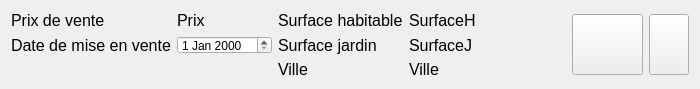
This is src/Qt/AgenceImmobiliere/widgetbien.ui in Ovan33/Immobilier as Qt 5 draws it before an edit. The edited form follows.
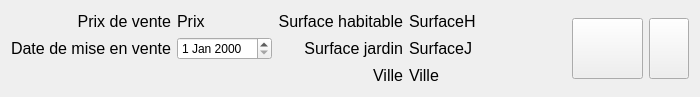
This is the edited form. Icons and pictures are not drawn.

```diff
--- a/src/Qt/AgenceImmobiliere/widgetbien.ui
+++ b/src/Qt/AgenceImmobiliere/widgetbien.ui
@@ -7,26 +7,26 @@
     <x>0</x>
     <y>0</y>
     <width>700</width>
-    <height>89</height>
+    <height>97</height>
    </rect>
   </property>
+  <property name="sizePolicy">
+   <sizepolicy hsizetype="Minimum" vsizetype="Expanding">
+    <horstretch>0</horstretch>
+    <verstretch>0</verstretch>
+   </sizepolicy>
+  </property>
   <property name="minimumSize">
    <size>
-    <width>700</width>
-    <height>89</height>
-   </size>
-  </property>
-  <property name="maximumSize">
-   <size>
-    <width>700</width>
-    <height>89</height>
+    <width>600</width>
+    <height>0</height>
    </size>
   </property>
   <property name="windowTitle">
    <string>Form</string>
   </property>
-  <layout class="QHBoxLayout" name="horizontalLayout_2">
-   <item>
+  <layout class="QGridLayout" name="gridLayout_2">
+   <item row="0" column="0">
     <layout class="QGridLayout" name="gridLayout">
      <item row="0" column="0">
       <widget class="QLabel" name="label_PrixdeVenteEtiquette">
@@ -39,9 +39,12 @@
        <property name="text">
         <string>Prix de vente</string>
        </property>
+       <property name="alignment">
+        <set>Qt::AlignRight|Qt::AlignTrailing|Qt::AlignVCenter</set>
+       </property>
       </widget>
      </item>
-     <item row="0" column="2">
+     <item row="0" column="1">
       <widget class="QLabel" name="label_PrixdeVente">
        <property name="font">
         <font>
@@ -54,7 +57,7 @@
        </property>
       </widget>
      </item>
-     <item row="0" column="3">
+     <item row="0" column="2">
       <widget class="QLabel" name="label_SurfaceHabitableEtiquette">
        <property name="font">
         <font>
@@ -65,9 +68,12 @@
        <property name="text">
         <string>Surface habitable</string>
        </property>
+       <property name="alignment">
+        <set>Qt::AlignRight|Qt::AlignTrailing|Qt::AlignVCenter</set>
+       </property>
       </widget>
      </item>
-     <item row="0" column="4">
+     <item row="0" column="3">
       <widget class="QLabel" name="label_SurfaceHabitable">
        <property name="font">
         <font>
@@ -91,9 +97,15 @@
        <property name="text">
         <string>Date de mise en vente</string>
        </property>
+       <property name="alignment">
+        <set>Qt::AlignRight|Qt::AlignTrailing|Qt::AlignVCenter</set>
+       </property>
       </widget>
      </item>
-     <item row="1" column="3">
+     <item row="1" column="1">
+      <widget class="QDateEdit" name="dateEdit_dateMiseVente"/>
+     </item>
+     <item row="1" column="2">
       <widget class="QLabel" name="label_SurfaceJardinEtiquette">
        <property name="font">
         <font>
@@ -104,9 +116,12 @@
        <property name="text">
         <string>Surface jardin</string>
        </property>
+       <property name="alignment">
+        <set>Qt::AlignRight|Qt::AlignTrailing|Qt::AlignVCenter</set>
+       </property>
       </widget>
      </item>
-     <item row="1" column="4">
+     <item row="1" column="3">
       <widget class="QLabel" name="label_SurfaceJardin">
        <property name="font">
         <font>
@@ -119,7 +134,7 @@
        </property>
       </widget>
      </item>
-     <item row="2" column="3">
+     <item row="2" column="2">
       <widget class="QLabel" name="label_VilleEtiquette">
        <property name="font">
         <font>
@@ -130,9 +145,12 @@
        <property name="text">
         <string>Ville</string>
        </property>
+       <property name="alignment">
+        <set>Qt::AlignRight|Qt::AlignTrailing|Qt::AlignVCenter</set>
+       </property>
       </widget>
      </item>
-     <item row="2" column="4">
+     <item row="2" column="3">
       <widget class="QLabel" name="label_Ville">
        <property name="font">
         <font>
@@ -145,25 +163,22 @@
        </property>
       </widget>
      </item>
-     <item row="1" column="2">
-      <widget class="QDateEdit" name="dateEdit_dateMiseVente"/>
-     </item>
     </layout>
    </item>
-   <item>
+   <item row="0" column="1">
     <spacer name="horizontalSpacer">
      <property name="orientation">
       <enum>Qt::Horizontal</enum>
      </property>
      <property name="sizeHint" stdset="0">
       <size>
-       <width>112</width>
+       <width>51</width>
        <height>20</height>
       </size>
      </property>
     </spacer>
    </item>
-   <item>
+   <item row="0" column="2">
     <layout class="QHBoxLayout" name="horizontalLayout">
      <item>
       <widget class="QPushButton" name="pushButton_modifierBien">
```
